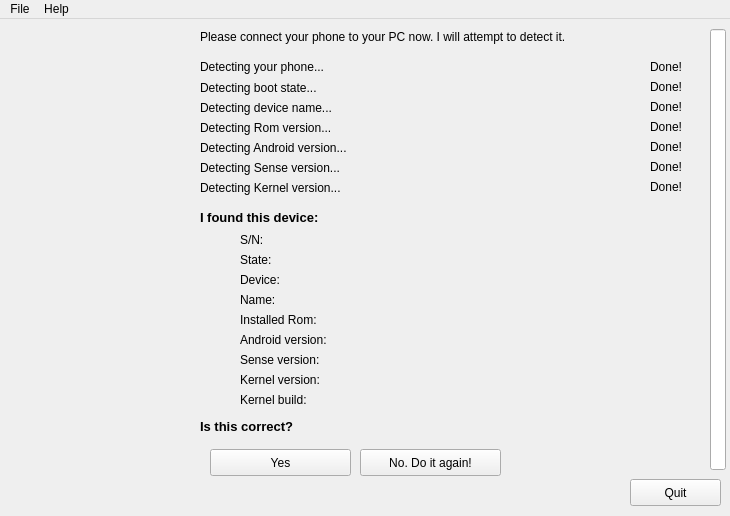
Before: the Qt Designer form detect.ui in showp1984/bricked-installer, drawn with Qt 5.
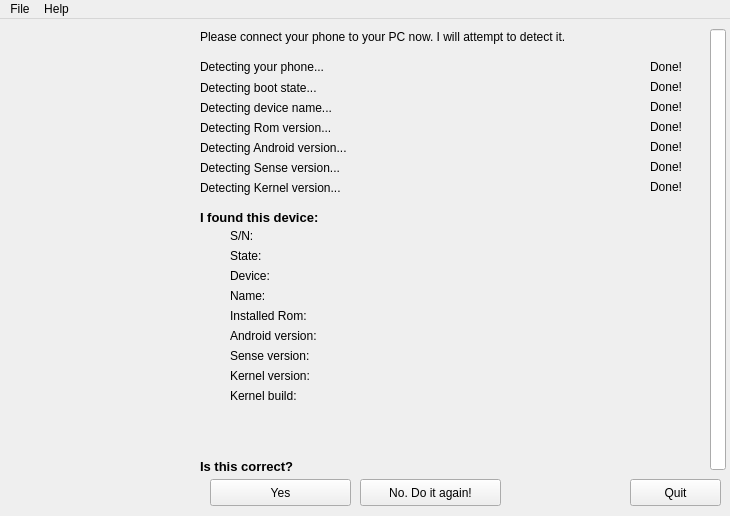
After: the same form once the commit is applied. Icons and pictures are not drawn.

Commit message:
detect: design fixes
Fixes misaligned controls.

The edit to the form file:
```diff
--- a/detect.ui
+++ b/detect.ui
@@ -266,7 +266,7 @@
    <widget class="QLabel" name="lbl_snr">
     <property name="geometry">
      <rect>
-      <x>240</x>
+      <x>230</x>
       <y>210</y>
       <width>171</width>
       <height>21</height>
@@ -275,11 +275,14 @@
     <property name="text">
      <string>S/N:</string>
     </property>
+    <property name="alignment">
+     <set>Qt::AlignLeading|Qt::AlignLeft|Qt::AlignTop</set>
+    </property>
    </widget>
    <widget class="QLabel" name="lbl_state">
     <property name="geometry">
      <rect>
-      <x>240</x>
+      <x>230</x>
       <y>230</y>
       <width>171</width>
       <height>21</height>
@@ -288,11 +291,14 @@
     <property name="text">
      <string>State:</string>
     </property>
+    <property name="alignment">
+     <set>Qt::AlignLeading|Qt::AlignLeft|Qt::AlignTop</set>
+    </property>
    </widget>
    <widget class="QLabel" name="lbl_name">
     <property name="geometry">
      <rect>
-      <x>240</x>
+      <x>230</x>
       <y>270</y>
       <width>171</width>
       <height>21</height>
@@ -301,11 +307,14 @@
     <property name="text">
      <string>Name:</string>
     </property>
+    <property name="alignment">
+     <set>Qt::AlignLeading|Qt::AlignLeft|Qt::AlignTop</set>
+    </property>
    </widget>
    <widget class="QLabel" name="lbl_romver">
     <property name="geometry">
      <rect>
-      <x>240</x>
+      <x>230</x>
       <y>290</y>
       <width>171</width>
       <height>21</height>
@@ -314,11 +323,14 @@
     <property name="text">
      <string>Installed Rom:</string>
     </property>
+    <property name="alignment">
+     <set>Qt::AlignLeading|Qt::AlignLeft|Qt::AlignTop</set>
+    </property>
    </widget>
    <widget class="QLabel" name="lbl_androver">
     <property name="geometry">
      <rect>
-      <x>240</x>
+      <x>230</x>
       <y>310</y>
       <width>171</width>
       <height>21</height>
@@ -327,11 +339,14 @@
     <property name="text">
      <string>Android version:</string>
     </property>
+    <property name="alignment">
+     <set>Qt::AlignLeading|Qt::AlignLeft|Qt::AlignTop</set>
+    </property>
    </widget>
    <widget class="QLabel" name="lbl_sensever">
     <property name="geometry">
      <rect>
-      <x>240</x>
+      <x>230</x>
       <y>330</y>
       <width>171</width>
       <height>21</height>
@@ -340,13 +355,16 @@
     <property name="text">
      <string>Sense version:</string>
     </property>
+    <property name="alignment">
+     <set>Qt::AlignLeading|Qt::AlignLeft|Qt::AlignTop</set>
+    </property>
    </widget>
    <widget class="QLabel" name="lbl_edt_snr">
     <property name="geometry">
      <rect>
-      <x>420</x>
+      <x>350</x>
       <y>210</y>
-      <width>231</width>
+      <width>311</width>
       <height>21</height>
      </rect>
     </property>
@@ -354,13 +372,13 @@
      <string/>
     </property>
     <property name="alignment">
-     <set>Qt::AlignRight|Qt::AlignTrailing|Qt::AlignVCenter</set>
+     <set>Qt::AlignRight|Qt::AlignTop|Qt::AlignTrailing</set>
     </property>
    </widget>
    <widget class="QLabel" name="lbl_edt_state">
     <property name="geometry">
      <rect>
-      <x>420</x>
+      <x>430</x>
       <y>230</y>
       <width>231</width>
       <height>21</height>
@@ -370,13 +388,13 @@
      <string/>
     </property>
     <property name="alignment">
-     <set>Qt::AlignRight|Qt::AlignTrailing|Qt::AlignVCenter</set>
+     <set>Qt::AlignRight|Qt::AlignTop|Qt::AlignTrailing</set>
     </property>
    </widget>
    <widget class="QLabel" name="lbl_edt_model">
     <property name="geometry">
      <rect>
-      <x>350</x>
+      <x>360</x>
       <y>270</y>
       <width>301</width>
       <height>21</height>
@@ -386,15 +404,15 @@
      <string/>
     </property>
     <property name="alignment">
-     <set>Qt::AlignRight|Qt::AlignTrailing|Qt::AlignVCenter</set>
+     <set>Qt::AlignRight|Qt::AlignTop|Qt::AlignTrailing</set>
     </property>
    </widget>
    <widget class="QLabel" name="lbl_edt_romver">
     <property name="geometry">
      <rect>
-      <x>350</x>
+      <x>330</x>
       <y>290</y>
-      <width>301</width>
+      <width>331</width>
       <height>21</height>
      </rect>
     </property>
@@ -402,13 +420,13 @@
      <string/>
     </property>
     <property name="alignment">
-     <set>Qt::AlignRight|Qt::AlignTrailing|Qt::AlignVCenter</set>
+     <set>Qt::AlignRight|Qt::AlignTop|Qt::AlignTrailing</set>
     </property>
    </widget>
    <widget class="QLabel" name="lbl_edt_androidver">
     <property name="geometry">
      <rect>
-      <x>420</x>
+      <x>430</x>
       <y>310</y>
       <width>231</width>
       <height>21</height>
@@ -418,13 +436,13 @@
      <string/>
     </property>
     <property name="alignment">
-     <set>Qt::AlignRight|Qt::AlignTrailing|Qt::AlignVCenter</set>
+     <set>Qt::AlignRight|Qt::AlignTop|Qt::AlignTrailing</set>
     </property>
    </widget>
    <widget class="QLabel" name="lbl_edt_sensever">
     <property name="geometry">
      <rect>
-      <x>420</x>
+      <x>430</x>
       <y>330</y>
       <width>231</width>
       <height>21</height>
@@ -434,29 +452,13 @@
      <string/>
     </property>
     <property name="alignment">
-     <set>Qt::AlignRight|Qt::AlignTrailing|Qt::AlignVCenter</set>
-    </property>
-   </widget>
-   <widget class="QLabel" name="lbl_edt_device">
-    <property name="geometry">
-     <rect>
-      <x>350</x>
-      <y>250</y>
-      <width>301</width>
-      <height>21</height>
-     </rect>
-    </property>
-    <property name="text">
-     <string/>
-    </property>
-    <property name="alignment">
-     <set>Qt::AlignRight|Qt::AlignTrailing|Qt::AlignVCenter</set>
+     <set>Qt::AlignRight|Qt::AlignTop|Qt::AlignTrailing</set>
     </property>
    </widget>
    <widget class="QLabel" name="lbl_device">
     <property name="geometry">
      <rect>
-      <x>240</x>
+      <x>230</x>
       <y>250</y>
       <width>171</width>
       <height>21</height>
@@ -465,12 +467,15 @@
     <property name="text">
      <string>Device:</string>
     </property>
+    <property name="alignment">
+     <set>Qt::AlignLeading|Qt::AlignLeft|Qt::AlignTop</set>
+    </property>
    </widget>
    <widget class="QLabel" name="lbl_qcorrect">
     <property name="geometry">
      <rect>
       <x>200</x>
-      <y>400</y>
+      <y>440</y>
       <width>131</width>
       <height>16</height>
      </rect>
@@ -487,7 +492,7 @@
     <property name="geometry">
      <rect>
       <x>210</x>
-      <y>430</y>
+      <y>460</y>
       <width>141</width>
       <height>27</height>
      </rect>
@@ -500,7 +505,7 @@
     <property name="geometry">
      <rect>
       <x>360</x>
-      <y>430</y>
+      <y>460</y>
       <width>141</width>
       <height>27</height>
      </rect>
@@ -525,7 +530,7 @@
    <widget class="QLabel" name="lbl_kernelversion">
     <property name="geometry">
      <rect>
-      <x>240</x>
+      <x>230</x>
       <y>350</y>
       <width>171</width>
       <height>21</height>
@@ -534,11 +539,14 @@
     <property name="text">
      <string>Kernel version:</string>
     </property>
+    <property name="alignment">
+     <set>Qt::AlignLeading|Qt::AlignLeft|Qt::AlignTop</set>
+    </property>
    </widget>
    <widget class="QLabel" name="lbl_kernelbuild">
     <property name="geometry">
      <rect>
-      <x>240</x>
+      <x>230</x>
       <y>370</y>
       <width>171</width>
       <height>21</height>
@@ -547,11 +555,14 @@
     <property name="text">
      <string>Kernel build:</string>
     </property>
+    <property name="alignment">
+     <set>Qt::AlignLeading|Qt::AlignLeft|Qt::AlignTop</set>
+    </property>
    </widget>
    <widget class="QLabel" name="lbl_edt_kernelversion">
     <property name="geometry">
      <rect>
-      <x>350</x>
+      <x>360</x>
       <y>350</y>
       <width>301</width>
       <height>21</height>
@@ -561,32 +572,7 @@
      <string/>
     </property>
     <property name="alignment">
-     <set>Qt::AlignRight|Qt::AlignTrailing|Qt::AlignVCenter</set>
-    </property>
-   </widget>
-   <widget class="QLabel" name="lbl_edt_kernelbuild">
-    <property name="geometry">
-     <rect>
-      <x>330</x>
-      <y>370</y>
-      <width>321</width>
-      <height>31</height>
-     </rect>
-    </property>
-    <property name="font">
-     <font>
-      <family>Bitstream Charter</family>
-      <pointsize>8</pointsize>
-     </font>
-    </property>
-    <property name="text">
-     <string/>
-    </property>
-    <property name="alignment">
-     <set>Qt::AlignRight|Qt::AlignTrailing|Qt::AlignVCenter</set>
-    </property>
-    <property name="wordWrap">
-     <bool>true</bool>
+     <set>Qt::AlignRight|Qt::AlignTop|Qt::AlignTrailing</set>
     </property>
    </widget>
    <widget class="QLabel" name="lbl_detectkernelversion">
@@ -615,6 +601,38 @@
      <string>Done!</string>
     </property>
    </widget>
+   <widget class="QLabel" name="lbl_edt_device">
+    <property name="geometry">
+     <rect>
+      <x>430</x>
+      <y>250</y>
+      <width>231</width>
+      <height>21</height>
+     </rect>
+    </property>
+    <property name="text">
+     <string/>
+    </property>
+    <property name="alignment">
+     <set>Qt::AlignRight|Qt::AlignTop|Qt::AlignTrailing</set>
+    </property>
+   </widget>
+   <widget class="QLabel" name="lbl_edt_kernelbuild">
+    <property name="geometry">
+     <rect>
+      <x>310</x>
+      <y>370</y>
+      <width>351</width>
+      <height>21</height>
+     </rect>
+    </property>
+    <property name="text">
+     <string/>
+    </property>
+    <property name="alignment">
+     <set>Qt::AlignRight|Qt::AlignTop|Qt::AlignTrailing</set>
+    </property>
+   </widget>
   </widget>
   <widget class="QMenuBar" name="menubar">
    <property name="geometry">
```
The commit also changes 2 other files.
